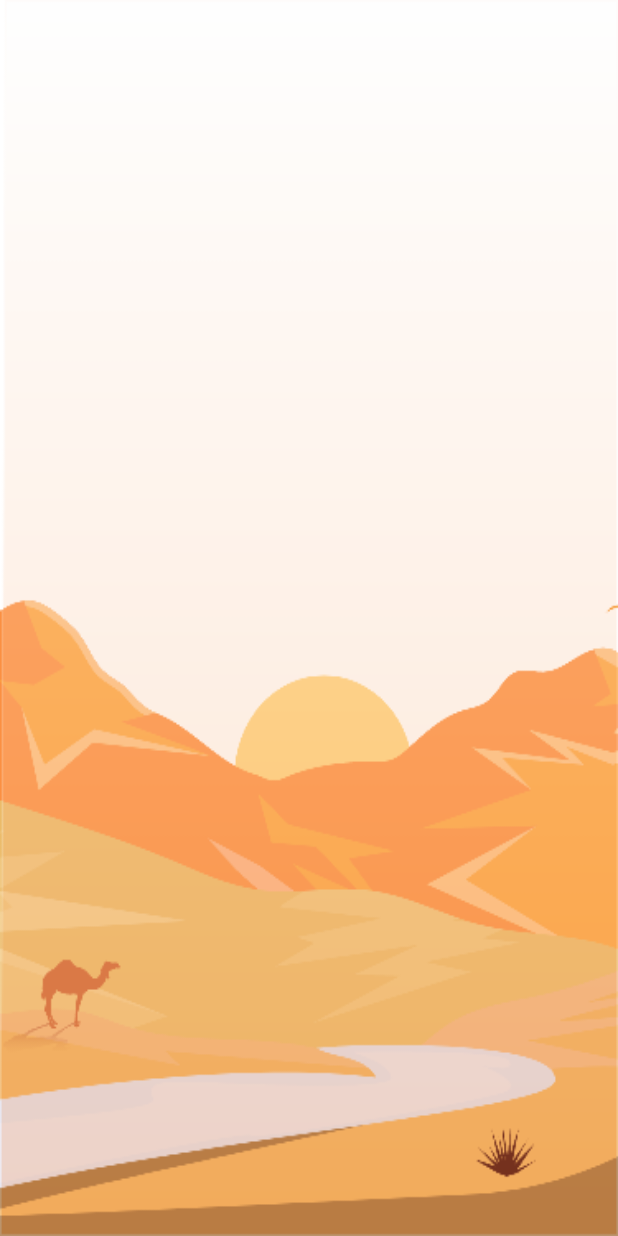
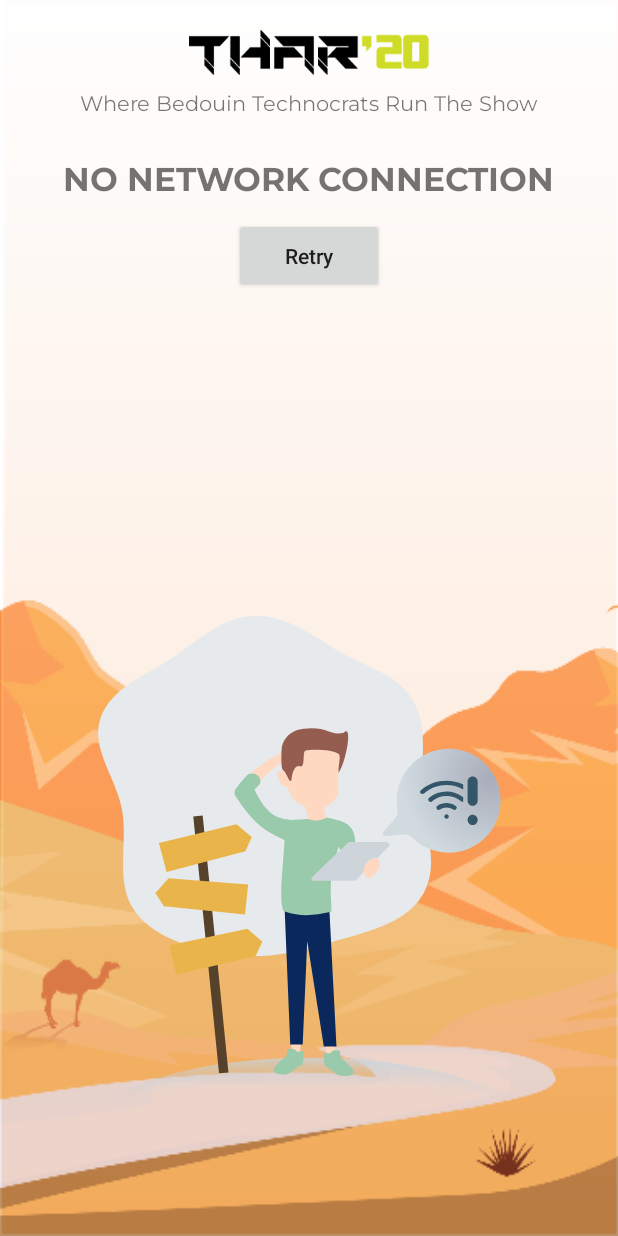
Before and after one commit to Yogesh11713/THAR, an Android app: the NoConnection screen opened directly, with no data from a screen before it, on a phone screen of 412 x 824 dp. Run offline under Robolectric (Android 15) with nearby library versions, the phone set to English and light mode, and no system bars; our stand-ins replace Firebase (no records; nobody signed in at launch, a user with empty details on screens opened directly); 1 statement that could not run was skipped.

Commit message:
Noconnection Acitvity update

```diff
--- a/app/src/main/java/com/example/tharapk/MainActivity.kt
+++ b/app/src/main/java/com/example/tharapk/MainActivity.kt
@@ -1,7 +1,9 @@
 package com.example.tharapk
 
+import android.app.Activity
 import android.content.Intent
 import android.content.Intent.FLAG_ACTIVITY_CLEAR_TASK
+import android.content.Intent.makeRestartActivityTask
 import android.net.ConnectivityManager
 import androidx.appcompat.app.AppCompatActivity
 import android.os.Bundle
@@ -32,15 +34,18 @@ class MainActivity : AppCompatActivity() {
                 }else{
                     // USER NOT SIGNED-IN : REDIRECTING USER TO SIGNEXP ACTIVITY
                     startActivity(Intent(this,SignExp::class.java))
+                    finish()
                 }
 
             }else{
                 // NO INTERNET CONNECTION
                 startActivity(Intent(this,NoConnection::class.java))
+
             }
 
-            finish()
-        },4000
+        finish()
+
+        },3000
         )}
 
 
--- a/app/src/main/java/com/example/tharapk/NoConnection.kt
+++ b/app/src/main/java/com/example/tharapk/NoConnection.kt
@@ -1,7 +1,16 @@
 package com.example.tharapk
 
+import android.content.Intent
+import android.net.ConnectivityManager
 import androidx.appcompat.app.AppCompatActivity
 import android.os.Bundle
+import android.view.View
+import android.widget.Button
+import android.widget.Toast
+import com.example.tharapk.ui.home.HomeActivity
+import com.google.firebase.auth.FirebaseAuth
+import kotlinx.android.synthetic.main.activity_no_connection.*
+import kotlinx.android.synthetic.main.activity_sign_exp.*
 
 //IF INTERNET IS NOT CONNECTED THEN THIS PAGE WILL APPEAR
 
@@ -10,5 +19,43 @@ class NoConnection : AppCompatActivity() {
     override fun onCreate(savedInstanceState: Bundle?) {
         super.onCreate(savedInstanceState)
         setContentView(R.layout.activity_no_connection)
+
+        //  SETUP RETRY BUTTON
+        bt_retry.setOnClickListener {
+
+            //  CHECK FOR INTERNET CONNECTION
+            if(isOnline()){
+
+                //  CHECK FOR USER AUTHENTICATION
+                val user = FirebaseAuth.getInstance().currentUser
+                if (user != null) {
+
+                    // USER ALREADY SIGNED-IN : REDIRECTING USER TO HOME ACTIVITY
+                    startActivity(Intent(this, HomeActivity::class.java).setFlags(Intent.FLAG_ACTIVITY_CLEAR_TASK))
+                    finish()
+
+                }else{
+                    // USER NOT SIGNED-IN : REDIRECTING USER TO SIGNEXP ACTIVITY
+                    startActivity(Intent(this,SignExp::class.java))
+                    finish()
+                }
+
+            }else{
+                // NO INTERNET CONNECTION
+                Toast.makeText(applicationContext,"No Connection, Retry later",Toast.LENGTH_SHORT).show()
+            }
+
+        }
+
+
+    }
+
+    //  CHECK WHETHER USER IS CONNECTED TO INTERNET OR NOT
+    fun isOnline():Boolean{
+
+        val connectivityManager= getSystemService(CONNECTIVITY_SERVICE) as ConnectivityManager
+        val networkInfo=connectivityManager.activeNetworkInfo
+
+        return networkInfo!=null && networkInfo.isConnected
     }
 }
--- a/app/src/main/res/layout/activity_no_connection.xml
+++ b/app/src/main/res/layout/activity_no_connection.xml
@@ -1,5 +1,5 @@
 <?xml version="1.0" encoding="utf-8"?>
-<androidx.constraintlayout.widget.ConstraintLayout xmlns:android="http://schemas.android.com/apk/res/android"
+<RelativeLayout xmlns:android="http://schemas.android.com/apk/res/android"
     xmlns:app="http://schemas.android.com/apk/res-auto"
     xmlns:tools="http://schemas.android.com/tools"
     android:layout_width="match_parent"
@@ -7,4 +7,61 @@
     android:background="@drawable/signin_background"
     tools:context=".NoConnection">
 
-</androidx.constraintlayout.widget.ConstraintLayout>
+    <ImageView
+        android:id="@+id/header"
+        android:layout_marginTop="20dp"
+        android:layout_width="match_parent"
+        android:layout_height="30dp"
+        android:src="@drawable/only_header"/>
+    <TextView
+        android:fontFamily="@font/montserrat"
+        android:layout_centerHorizontal="true"
+        android:id="@+id/tagline"
+        android:layout_below="@+id/header"
+        android:layout_marginTop="10dp"
+        android:text="@string/tagline"
+        android:layout_width="wrap_content"
+        android:layout_height="30dp" />
+    <TextView
+        android:id="@+id/msg"
+        android:layout_centerHorizontal="true"
+        android:layout_below="@+id/tagline"
+        android:layout_marginTop="15dp"
+        android:layout_width="wrap_content"
+        android:layout_height="wrap_content"
+        android:textSize="22dp"
+        android:fontFamily="@font/montserrat_bold"
+        android:text="NO NETWORK CONNECTION"/>
+
+    <Button
+        android:layout_below="@+id/msg"
+        android:id="@+id/bt_retry"
+        android:layout_margin="8dp"
+        android:layout_centerHorizontal="true"
+        android:layout_width="100dp"
+        android:layout_height="50dp"
+        android:text="Retry"
+        android:textAllCaps="false"/>
+
+    <LinearLayout
+        android:layout_below="@+id/msg"
+        android:layout_marginTop="20dp"
+        android:layout_width="match_parent"
+        android:layout_height="match_parent">
+
+        <com.airbnb.lottie.LottieAnimationView
+            android:layout_gravity="bottom"
+            android:layout_marginLeft="30dp"
+            android:layout_marginRight="30dp"
+            android:layout_marginBottom="20dp"
+            android:layout_width="match_parent"
+            android:layout_height="400dp"
+            app:lottie_rawRes="@raw/no_connection"
+            app:lottie_autoPlay="true"
+            app:lottie_loop="true"
+            />
+
+    </LinearLayout>
+
+
+</RelativeLayout>
```
Also changed, not shown: app/src/main/res/raw/no_connection.json (added, +1 -0 lines).
